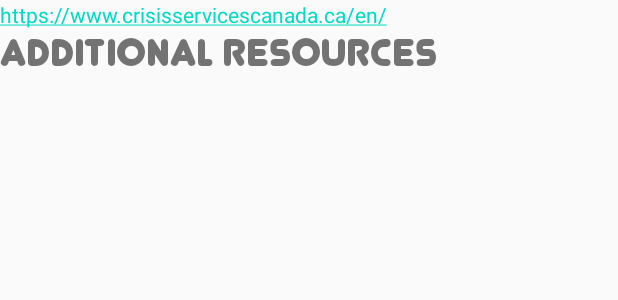
After one commit to ckilzi/cmdf-2020-chillMe, an Android app: the layout activity_help.xml on its own in the app's theme, with its tools: preview values and no code run, on a phone screen of 412 x 824 dp. The commit adds this screen. Shown: the top 300 px of the screen. Run offline under Robolectric (Android 15) with nearby library versions, the phone set to English and light mode, and no system bars; network calls fail; Roboto replaces fonts that are not available here.

Commit message:
started help page

```diff
--- a/app/src/main/java/com/example/chillme/MainActivity.java
+++ b/app/src/main/java/com/example/chillme/MainActivity.java
@@ -61,6 +61,8 @@ public class MainActivity extends AppCompatActivity implements View.OnClickListe
                 startActivity(intent);
                 break;
             case R.id.helpMenuButton:
+                Intent help_intent = new Intent(MainActivity.this, HelpActivity.class);
+                startActivity(help_intent);
                 break;
             case R.id.musicMenuButton:
                 Intent music_intent = new Intent(MainActivity.this, MusicActivity.class);
--- /dev/null
+++ b/app/src/main/res/layout/activity_help.xml
@@ -0,0 +1,32 @@
+<?xml version="1.0" encoding="utf-8"?>
+<androidx.constraintlayout.widget.ConstraintLayout
+    xmlns:android="http://schemas.android.com/apk/res/android"
+    xmlns:app="http://schemas.android.com/apk/res-auto"
+    xmlns:tools="http://schemas.android.com/tools"
+    android:layout_width="match_parent"
+    android:layout_height="match_parent">
+
+    <TextView
+        android:id="@+id/textView7"
+        android:layout_width="wrap_content"
+        android:layout_height="wrap_content"
+        android:layout_marginTop="20dp"
+        android:fontFamily="@font/junegull"
+        android:foregroundGravity="center_horizontal"
+        android:gravity="center_horizontal"
+        android:text="@string/help_heading"
+        android:textSize="30sp"
+        app:layout_constraintTop_toTopOf="parent"
+        tools:layout_editor_absoluteX="48dp" />
+
+    <TextView
+        android:id="@+id/textView8"
+        android:layout_width="wrap_content"
+        android:layout_height="wrap_content"
+        android:autoLink="web"
+        android:text="TextView"
+        tools:layout_editor_absoluteX="74dp"
+        tools:layout_editor_absoluteY="196dp"
+        tools:text="@string/crisisServicesCanadaLink" />
+
+</androidx.constraintlayout.widget.ConstraintLayout>
--- a/app/src/main/res/layout/jokes_output.xml
+++ b/app/src/main/res/layout/jokes_output.xml
@@ -62,6 +62,8 @@
         android:layout_height="wrap_content"
         android:layout_marginTop="76dp"
         android:fontFamily="@font/junegull"
+        android:foregroundGravity="center_horizontal"
+        android:gravity="center_horizontal"
         android:textSize="20sp"
         app:layout_constraintEnd_toEndOf="parent"
         app:layout_constraintHorizontal_bias="0.498"
--- a/app/src/main/res/values/strings.xml
+++ b/app/src/main/res/values/strings.xml
@@ -40,6 +40,11 @@
     <string name="title_activity_sama_vritti">SamaVrittiActivity</string>
     <string name="title_activity_diaphragmatic">DiaphragmaticActivity</string>
 
+
+    <string name="help_heading">Additional Resources</string>
+    <string name="SevenCupsDescription">7Cups is a free anonymous online chat service that connects you to an empathetic listener.</string>
+    <string name="CrisisServicesCanada">If you are experiencing suicidal thoughts, Crisis Services Canada can connect you to a trained responder through text or phone. They also have support services for anyone worried about a loved one.</string>
+    <string name="crisisServicesCanadaLink">https://www.crisisservicescanada.ca/en/</string>
     <string-array name="b1_arr">
         <item>\u0020</item>
         <item>begin this exercise by sitting upright</item>
```
Also changed, not shown: app/src/main/java/com/example/chillme/HelpActivity.java (added, +14 -0 lines), app/src/main/res/layout/activity_music_layout.xml (+91 -87 lines).
